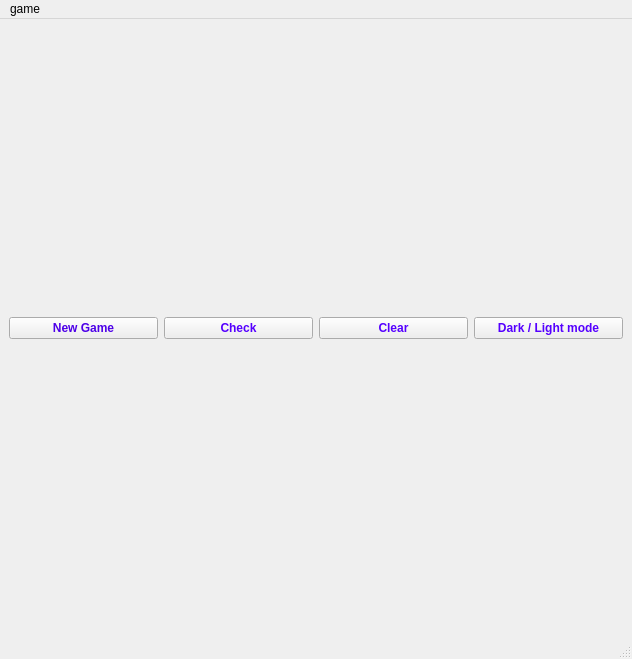
Before: the Qt Designer form Assignment 23/main_window.ui in MohamadNematizadeh/Python_Database, drawn with Qt 5.
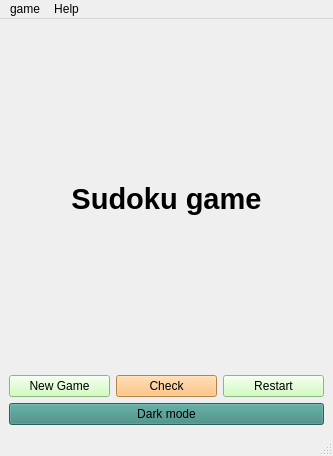
After: the same form once the commit is applied.

```diff
--- a/Assignment 23/main_window.ui
+++ b/Assignment 23/main_window.ui
@@ -6,8 +6,8 @@
    <rect>
     <x>0</x>
     <y>0</y>
-    <width>632</width>
-    <height>659</height>
+    <width>333</width>
+    <height>456</height>
    </rect>
   </property>
   <property name="windowTitle">
@@ -16,20 +16,38 @@
   <widget class="QWidget" name="centralwidget">
    <layout class="QVBoxLayout" name="verticalLayout">
     <item>
+     <widget class="QLabel" name="label">
+      <property name="font">
+       <font>
+        <pointsize>22</pointsize>
+        <bold>true</bold>
+       </font>
+      </property>
+      <property name="text">
+       <string>Sudoku game</string>
+      </property>
+      <property name="scaledContents">
+       <bool>false</bool>
+      </property>
+      <property name="alignment">
+       <set>Qt::AlignCenter</set>
+      </property>
+      <property name="wordWrap">
+       <bool>false</bool>
+      </property>
+     </widget>
+    </item>
+    <item>
+     <layout class="QVBoxLayout" name="verticalLayout_2">
+      <item>
      <layout class="QGridLayout" name="grid_layout"/>
     </item>
     <item>
      <layout class="QHBoxLayout" name="horizontalLayout">
       <item>
-       <widget class="QPushButton" name="btn_newgame">
-        <property name="font">
-         <font>
-          <bold>true</bold>
-         </font>
-        </property>
+         <widget class="QPushButton" name="New_Button">
         <property name="styleSheet">
-         <string notr="true">alternate-background-color: rgb(102, 102, 102);
-color: rgb(77, 0, 232);</string>
+           <string notr="true">background-color: rgb(196, 255, 174);</string>
         </property>
         <property name="text">
          <string>New Game</string>
@@ -37,15 +55,9 @@
        </widget>
       </item>
       <item>
-       <widget class="QPushButton" name="btn_check">
-        <property name="font">
-         <font>
-          <bold>true</bold>
-         </font>
-        </property>
+         <widget class="QPushButton" name="check_button">
         <property name="styleSheet">
-         <string notr="true">alternate-background-color: rgb(102, 102, 102);
-color: rgb(85, 0, 255);</string>
+           <string notr="true">background-color: rgb(255, 184, 98);</string>
         </property>
         <property name="text">
          <string>Check</string>
@@ -53,38 +65,29 @@
        </widget>
       </item>
       <item>
-       <widget class="QPushButton" name="btn_clear">
-        <property name="font">
-         <font>
-          <bold>true</bold>
-         </font>
-        </property>
+         <widget class="QPushButton" name="restart_button">
         <property name="styleSheet">
-         <string notr="true">alternate-background-color: rgb(102, 102, 102);
-color: rgb(85, 0, 255);</string>
+           <string notr="true">background-color: rgb(196, 255, 174);</string>
         </property>
         <property name="text">
-         <string>Clear</string>
-        </property>
-       </widget>
+           <string>Restart</string>
+          </property>
+         </widget>
+        </item>
+       </layout>
+      </item>
+     </layout>
       </item>
       <item>
-       <widget class="QPushButton" name="btn_theme">
-        <property name="font">
-         <font>
-          <bold>true</bold>
-         </font>
-        </property>
+     <widget class="QPushButton" name="mode_button">
         <property name="styleSheet">
-         <string notr="true">alternate-background-color: rgb(102, 102, 102);
-color: rgb(85, 0, 255);</string>
+       <string notr="true">background-color: rgb(150, 0, 209);
+background-color: rgb(58, 135, 126);</string>
         </property>
         <property name="text">
-         <string>Dark / Light mode</string>
-        </property>
-       </widget>
-      </item>
-     </layout>
+       <string>Dark mode</string>
+      </property>
+     </widget>
     </item>
    </layout>
   </widget>
@@ -93,7 +96,7 @@
     <rect>
      <x>0</x>
      <y>0</y>
-     <width>632</width>
+     <width>333</width>
      <height>25</height>
     </rect>
    </property>
@@ -104,8 +107,18 @@
     <addaction name="separator"/>
     <addaction name="menu_new"/>
     <addaction name="menu_theme"/>
+    <addaction name="menu_exit_3"/>
+    <addaction name="open_file"/>
+   </widget>
+   <widget class="QMenu" name="menuHelp">
+    <property name="title">
+     <string>Help</string>
+    </property>
+    <addaction name="menu_about_3"/>
+    <addaction name="menu_help_3"/>
    </widget>
    <addaction name="menugame"/>
+   <addaction name="menuHelp"/>
   </widget>
   <widget class="QStatusBar" name="statusbar"/>
   <action name="menu_new">
```
Left out of the diff: 20 changed lines with no effect on the pictures. Lines whose indentation alone changed are shown as unchanged.
